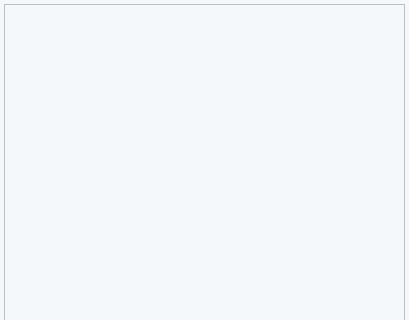
This is BMSC/widgets/w_console.ui in MucheXD/BetterMinecraftServerConsole as Qt 5 draws it before an edit; both pictures show x 0 to 409 and y 0 to 320 of the 409 by 548 pixel window. The edited form follows.
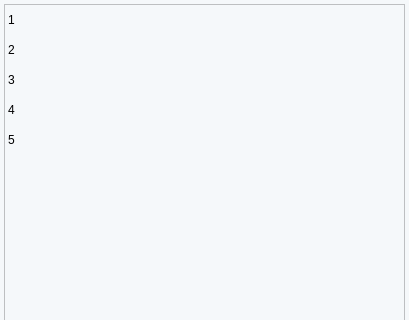
This is the edited form. Icons and pictures are not drawn.

Commit message:
初步建立console组件ui，新建log显示部件，以及完成日志的初步分析。
+创建res文件夹，用于存放程序资源
+创建item_log部件，用于日志的展示
+创建global.h，用于结构等全局定义
+增加日志处理函数，目前可以初步解析其时间/类型/正文，尚未接入程序。
+item_log嵌入展示测试成功

```diff
--- a/BMSC/widgets/w_console.ui
+++ b/BMSC/widgets/w_console.ui
@@ -89,7 +89,7 @@
     subcontrol-position:top;
 }</string>
   </property>
-  <layout class="QGridLayout" name="gridLayout" columnstretch="2,1,0">
+  <layout class="QGridLayout" name="gridLayout" columnstretch="2,0,0">
    <property name="leftMargin">
     <number>4</number>
    </property>
@@ -123,12 +123,55 @@
      <property name="enabled">
       <bool>true</bool>
      </property>
+     <property name="styleSheet">
+      <string notr="true">QListWidget::item
+{
+	height:30px;
+}</string>
+     </property>
      <property name="autoScrollMargin">
       <number>16</number>
      </property>
      <property name="editTriggers">
       <set>QAbstractItemView::NoEditTriggers</set>
      </property>
+     <property name="verticalScrollMode">
+      <enum>QAbstractItemView::ScrollPerPixel</enum>
+     </property>
+     <property name="horizontalScrollMode">
+      <enum>QAbstractItemView::ScrollPerPixel</enum>
+     </property>
+     <property name="spacing">
+      <number>1</number>
+     </property>
+     <property name="viewMode">
+      <enum>QListView::ListMode</enum>
+     </property>
+     <item>
+      <property name="text">
+       <string>1</string>
+      </property>
+     </item>
+     <item>
+      <property name="text">
+       <string>2</string>
+      </property>
+     </item>
+     <item>
+      <property name="text">
+       <string>3</string>
+      </property>
+     </item>
+     <item>
+      <property name="text">
+       <string>4</string>
+      </property>
+     </item>
+     <item>
+      <property name="text">
+       <string>5</string>
+      </property>
+     </item>
     </widget>
    </item>
   </layout>
```
Left out of the diff: 8 changed lines with no effect on the pictures. The commit also changes 12 other files.
